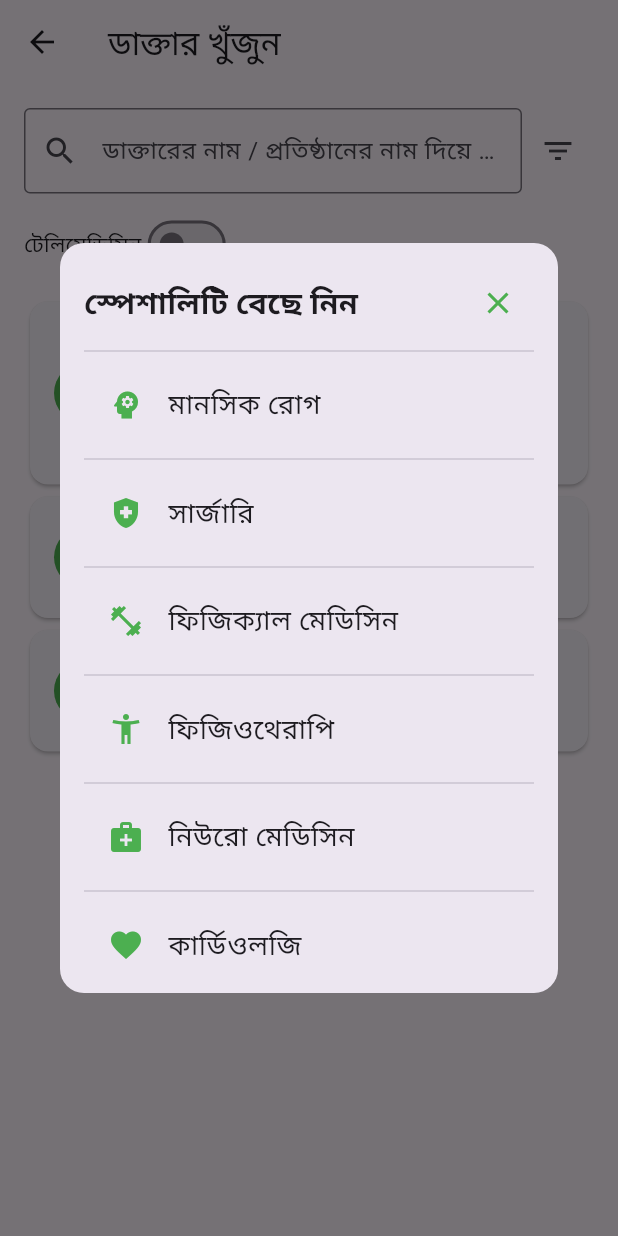
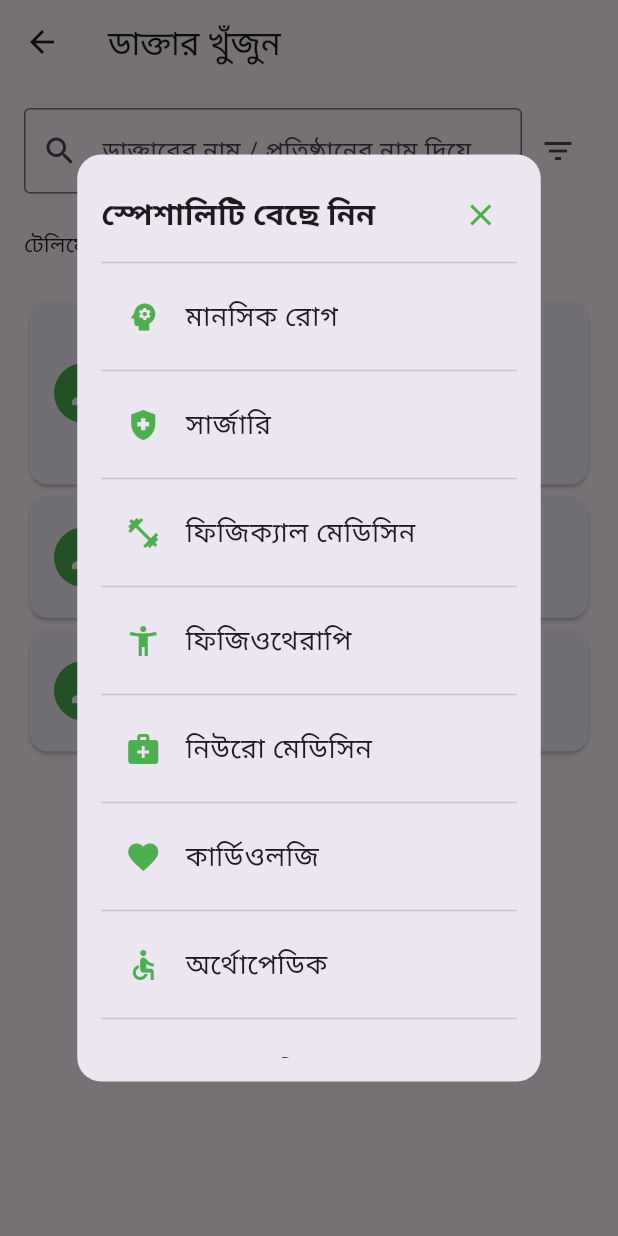
Before and after one commit to az1210/angt_hms-app, a Flutter app: the FindDoctorScreen screen opened directly, after a tap on the "filter list" icon, on a phone screen of 412 x 824 dp. Run offline on Flutter 3.47's test engine with Material 3 defaults, Android fonts, the phone set to English and light mode, and no system bars; our stand-ins replace carousel_slider, dio, flutter_riverpod.

Commit message:
Media Query

```diff
--- a/lib/services_screen/find_doctor.dart
+++ b/lib/services_screen/find_doctor.dart
@@ -67,6 +67,9 @@ class _FindDoctorScreenState extends State<FindDoctorScreen> {
   }
 
   void openSpecialtyFilterDialog() {
+    double deviceHeight = MediaQuery.of(context).size.height;
+    double deviceWidth = MediaQuery.of(context).size.width;
+
     showDialog(
       context: context,
       builder: (BuildContext context) {
@@ -75,7 +78,8 @@ class _FindDoctorScreenState extends State<FindDoctorScreen> {
               RoundedRectangleBorder(borderRadius: BorderRadius.circular(16)),
           child: Container(
             padding: const EdgeInsets.all(16),
-            constraints: const BoxConstraints(maxHeight: 500, maxWidth: 350),
+            constraints: BoxConstraints(
+                maxHeight: deviceHeight * 0.75, maxWidth: deviceWidth * 0.75),
             child: Column(
               mainAxisSize: MainAxisSize.min,
               children: [
```
